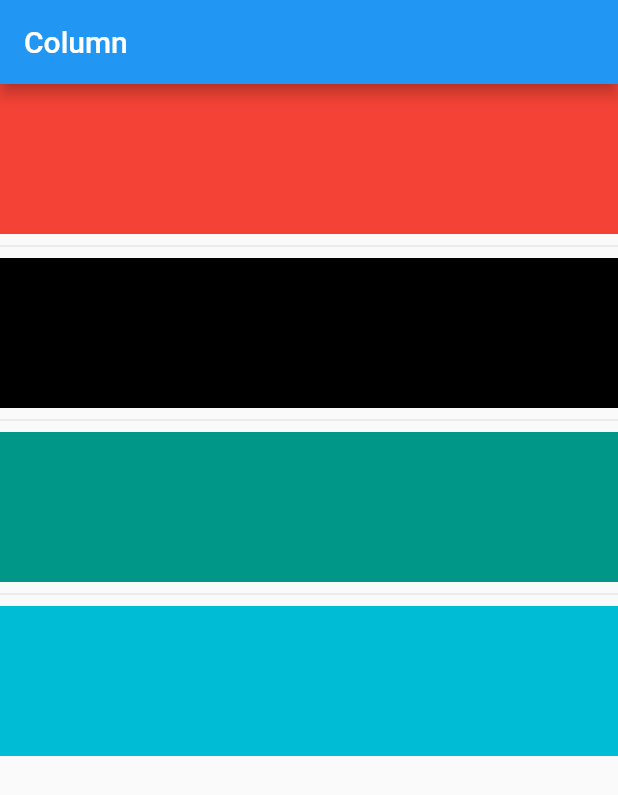
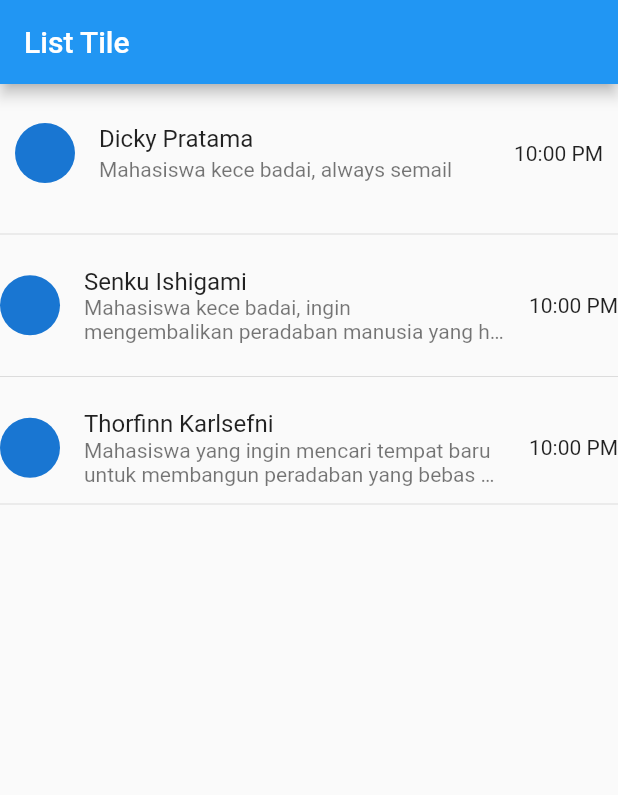
Before and after one commit to diczst/flutter-dasar, a Flutter app: the screen it shows after launch, on a phone screen of 412 x 824 dp. Shown: the top 795 px of the screen. Run offline on Flutter 3.47's test engine with Material 2 defaults, Android fonts, the phone set to English and light mode, and no system bars.

Commit message:
list tile basic

```diff
--- a/lib/main.dart
+++ b/lib/main.dart
@@ -5,26 +5,47 @@ main() {
 }
 
 class MyApp extends StatelessWidget {
-  List<Color> colors = [Colors.red, Colors.black, Colors.teal, Colors.cyan];
-
   @override
   Widget build(BuildContext context) {
     return MaterialApp(
-      debugShowCheckedModeBanner: false,
       home: Scaffold(
-        appBar: AppBar(
-          title: Text("Column"),
-        ),
-        body: ListView.separated(
-          separatorBuilder: (context, index) => Divider(),
-          itemCount: 4,
-          itemBuilder: (context, index) => Container(
-            width: 100,
-            height: 100,
-            color: colors[index],
+          appBar: AppBar(
+            title: Text("List Tile"),
           ),
-        ),
-      ),
+
+          body: ListView(
+            children: [
+              ListTile(
+                contentPadding: EdgeInsets.all(10),
+                title: Text('Dicky Pratama'),
+                subtitle: Text('Mahasiswa kece badai, always semail'),
+                leading: CircleAvatar(),
+                trailing: Text('10:00 PM'),
+              ),
+              Divider(),
+              ListTile(
+                contentPadding: EdgeInsets.symmetric(vertical:10),
+                title: Text('Senku Ishigami'),
+                subtitle: Text('Mahasiswa kece badai, ingin mengembalikan peradaban manusia yang hancur menjadi batu',
+                maxLines: 2,
+                overflow: TextOverflow.ellipsis,),
+                leading: CircleAvatar(),
+                trailing: Text('10:00 PM'),
+              ),
+              Divider(),
+              ListTile(
+                contentPadding: EdgeInsets.only(top:10),
+                title: Text('Thorfinn Karlsefni'),
+                subtitle: Text('Mahasiswa yang ingin mencari tempat baru untuk membangun peradaban yang bebas dari perang',
+                maxLines: 2,
+                overflow: TextOverflow.ellipsis,),
+                leading: CircleAvatar(),
+                trailing: Text('10:00 PM'),
+              ),
+              Divider()
+            ],
+          ),
+      )
     );
   }
 }
```
